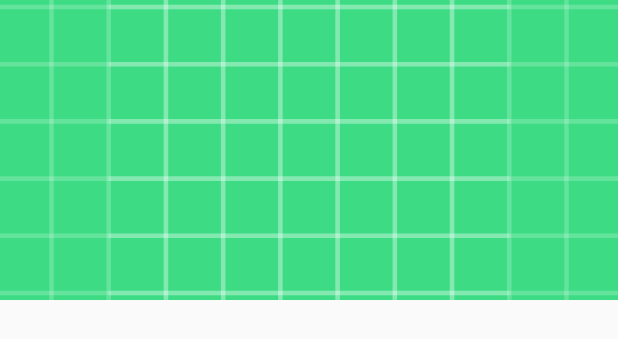
After one commit to dasixtytwo/RflSneekRs, an Android app: the layout column_product_item.xml on its own in the app's theme, with its tools: preview values and no code run, on a phone screen of 412 x 824 dp. The commit adds this screen. Shown: the top 339 px of the screen. Run offline under Robolectric (Android 15) with nearby library versions, the phone set to English and light mode, and no system bars.

Commit message:
Some fix

```diff
--- a/app/src/main/java/com/da/rflsneekrs/activities/ProductDetailActivity.java
+++ b/app/src/main/java/com/da/rflsneekrs/activities/ProductDetailActivity.java
@@ -10,7 +10,6 @@
 import android.widget.ImageButton;
 import android.widget.ImageView;
 import android.widget.TextView;
-import android.widget.Toast;
 
 import com.da.rflsneekrs.R;
 import com.google.firebase.database.FirebaseDatabase;
--- a/app/src/main/java/com/da/rflsneekrs/authentication/ForgotPasswordActivity.java
+++ b/app/src/main/java/com/da/rflsneekrs/authentication/ForgotPasswordActivity.java
@@ -13,7 +13,6 @@
 import com.da.rflsneekrs.R;
 import com.google.android.gms.tasks.OnCompleteListener;
 import com.google.android.gms.tasks.Task;
-import com.google.firebase.auth.AuthResult;
 import com.google.firebase.auth.FirebaseAuth;
 
 public class ForgotPasswordActivity extends AppCompatActivity {
--- /dev/null
+++ b/app/src/main/res/layout/column_product_item.xml
@@ -0,0 +1,23 @@
+<?xml version="1.0" encoding="utf-8"?>
+<androidx.constraintlayout.widget.ConstraintLayout
+  xmlns:android="http://schemas.android.com/apk/res/android"
+  xmlns:app="http://schemas.android.com/apk/res-auto"
+  xmlns:tools="http://schemas.android.com/tools"
+  android:layout_width="match_parent"
+  android:layout_height="200dp"
+  android:layout_marginBottom="5dp"
+  android:orientation="vertical">
+
+  <ImageView
+    android:id="@+id/col_product_image"
+    android:layout_width="match_parent"
+    android:layout_height="0dp"
+    android:scaleType="centerCrop"
+    app:layout_constraintBottom_toBottomOf="parent"
+    app:layout_constraintEnd_toEndOf="parent"
+    app:layout_constraintStart_toStartOf="parent"
+    app:layout_constraintTop_toTopOf="parent"
+    app:srcCompat="@drawable/ic_launcher_background"
+    tools:ignore="ContentDescription" />
+
+</androidx.constraintlayout.widget.ConstraintLayout>
--- a/app/src/main/res/layout/fragment_home.xml
+++ b/app/src/main/res/layout/fragment_home.xml
@@ -15,7 +15,7 @@
     <com.google.android.material.tabs.TabLayout
       android:id="@+id/homeTabsLayout"
       android:layout_width="match_parent"
-      android:layout_height="65dp"
+      android:layout_height="58dp"
       android:background="@drawable/tab_layout_border"
       app:tabIndicatorColor="@color/colorFilled"
       app:tabSelectedTextColor="@color/colorFilled"
--- a/app/src/main/res/layout/fragment_inbox.xml
+++ b/app/src/main/res/layout/fragment_inbox.xml
@@ -15,7 +15,7 @@
     <com.google.android.material.tabs.TabLayout
       android:id="@+id/in_box_tab_layout"
       android:layout_width="match_parent"
-      android:layout_height="65dp"
+      android:layout_height="58dp"
       android:background="@drawable/tab_layout_border"
       app:tabIndicatorColor="@color/colorFilled"
       app:tabSelectedTextColor="@color/colorFilled"
```
Also changed, not shown: app/src/main/java/com/da/rflsneekrs/adapters/ProductAdapter.java (+0 -8 lines), app/src/main/java/com/da/rflsneekrs/fragments/DiscoverFragment.java (+0 -13 lines), app/src/main/java/com/da/rflsneekrs/fragments/HomeFragment.java (+0 -7 lines), app/src/main/java/com/da/rflsneekrs/fragments/InboxFragment.java (+0 -7 lines), app/src/main/res/drawable/ic_span_grid.xml (added, +10 -0 lines), app/src/main/res/drawable/ic_span_list.xml (added, +10 -0 lines).
